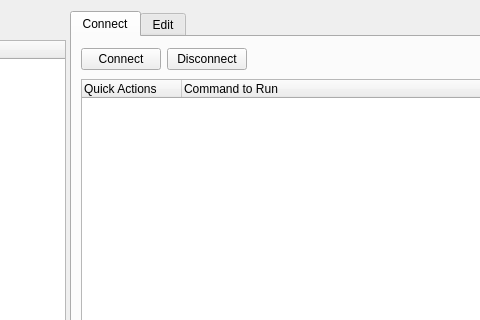
Qt form DoffenSSHTunnel/source/ATSkeleton.ui (NgzQ3Ee5/DoffenSSHTunnel) before a commit; both pictures show x 201 to 681 and y 0 to 320 of the 869 by 665 pixel window.
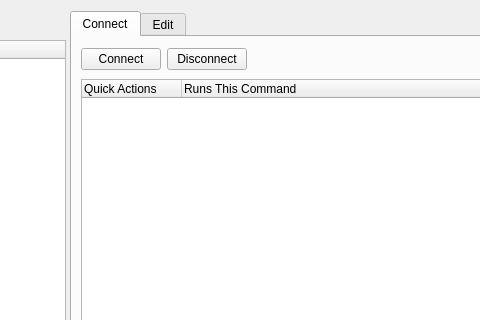
The same form after that commit. Icons and pictures are not drawn. Custom widgets are drawn as their Qt base class.

Commit message: Renamed Custom Actions header

```diff
--- a/DoffenSSHTunnel/source/ATSkeleton.ui
+++ b/DoffenSSHTunnel/source/ATSkeleton.ui
@@ -620,7 +620,7 @@
                         </column>
                         <column>
                          <property name="text">
-                          <string>Command to Run</string>
+                          <string>Runs This Command</string>
                          </property>
                          <property name="toolTip">
                           <string>This action will run the specified system command.</string>
```
Left out of the diff: 4 changed lines with no effect on the pictures.
